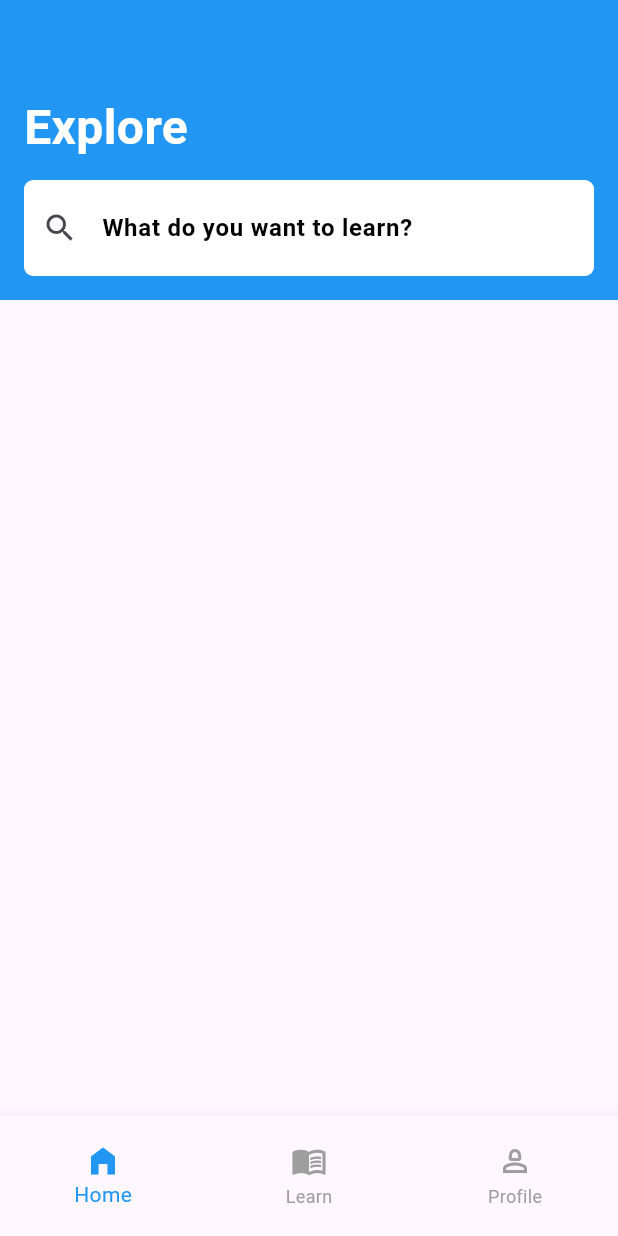
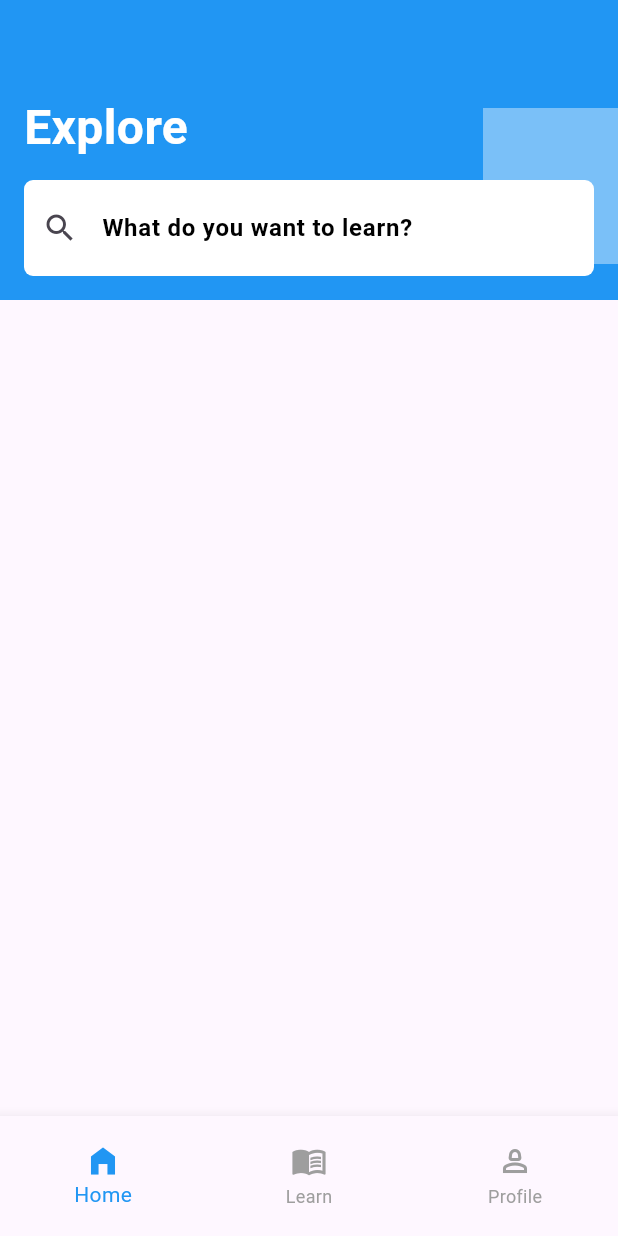
Before and after one commit to JAICHANGPARK/flutter_notebook_chapter_43, a Flutter app: the ELearningHomePage screen opened directly, on a phone screen of 412 x 824 dp. Run offline on Flutter 3.47's test engine with Material 3 defaults, Android fonts, the phone set to English and light mode, and no system bars.

Commit message:
Update e_learning_home_page.dart

```diff
--- a/lib/ep2151_e_learning_app/views/e_learning_home_page.dart
+++ b/lib/ep2151_e_learning_app/views/e_learning_home_page.dart
@@ -21,6 +21,18 @@ class _ELearningHomePageState extends State<ELearningHomePage> {
             ),
             child: Stack(
               children: [
+                Positioned(
+                  right: -10,
+                  top: 72,
+                  bottom: 24,
+                  child: Container(
+                    height: 72,
+                    width: 100,
+                    decoration: BoxDecoration(
+                      color: Colors.white.withValues(alpha: .4),
+                    ),
+                  ),
+                ),
                 Positioned(
                   top: 62,
                   left: 16,
```
